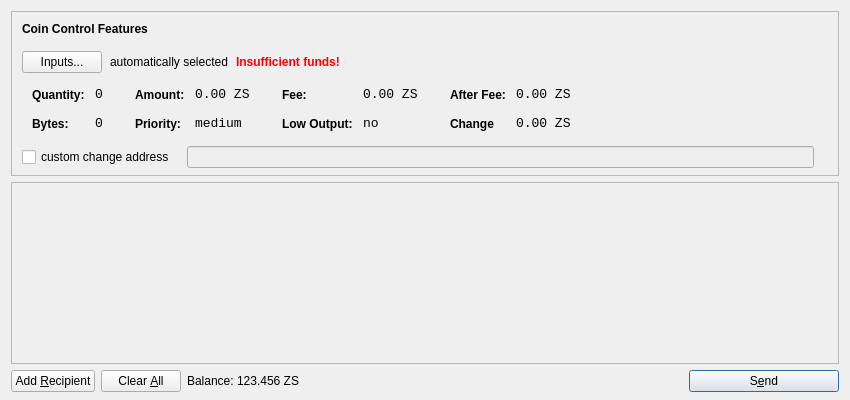
Old version of the form src/qt/forms/sendcoinsdialog.ui in the repository alexandria-io/GamerHolicCoin.
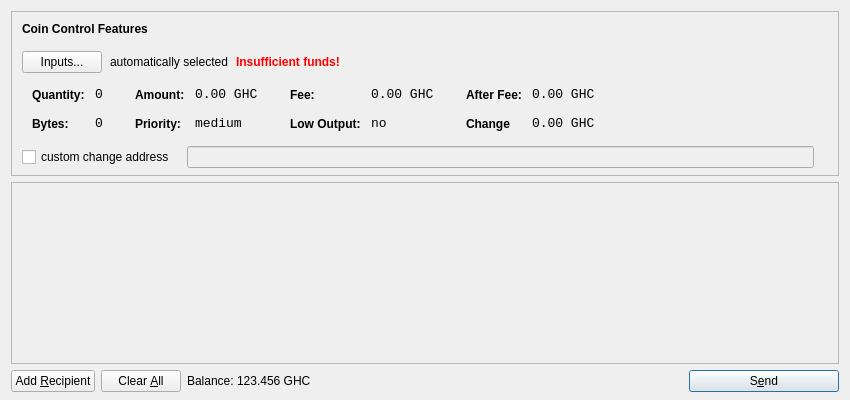
New version of the form. Icons and pictures are not drawn.

```diff
--- a/src/qt/forms/sendcoinsdialog.ui
+++ b/src/qt/forms/sendcoinsdialog.ui
@@ -321,7 +321,7 @@
                   <enum>Qt::ActionsContextMenu</enum>
                  </property>
                  <property name="text">
-                  <string>0.00 ZS</string>
+                  <string>0.00 GHC</string>
                  </property>
                  <property name="textInteractionFlags">
                   <set>Qt::LinksAccessibleByMouse|Qt::TextSelectableByKeyboard|Qt::TextSelectableByMouse</set>
@@ -407,7 +407,7 @@
                   <enum>Qt::ActionsContextMenu</enum>
                  </property>
                  <property name="text">
-                  <string>0.00 ZS</string>
+                  <string>0.00 GHC</string>
                  </property>
                  <property name="textInteractionFlags">
                   <set>Qt::LinksAccessibleByMouse|Qt::TextSelectableByKeyboard|Qt::TextSelectableByMouse</set>
@@ -493,7 +493,7 @@
                   <enum>Qt::ActionsContextMenu</enum>
                  </property>
                  <property name="text">
-                  <string>0.00 ZS</string>
+                  <string>0.00 GHC</string>
                  </property>
                  <property name="textInteractionFlags">
                   <set>Qt::LinksAccessibleByMouse|Qt::TextSelectableByKeyboard|Qt::TextSelectableByMouse</set>
@@ -525,7 +525,7 @@
                   <enum>Qt::ActionsContextMenu</enum>
                  </property>
                  <property name="text">
-                  <string>0.00 ZS</string>
+                  <string>0.00 GHC</string>
                  </property>
                  <property name="textInteractionFlags">
                   <set>Qt::LinksAccessibleByMouse|Qt::TextSelectableByKeyboard|Qt::TextSelectableByMouse</set>
@@ -732,7 +732,7 @@
           <cursorShape>IBeamCursor</cursorShape>
          </property>
          <property name="text">
-          <string>123.456 ZS</string>
+          <string>123.456 GHC</string>
          </property>
          <property name="textInteractionFlags">
           <set>Qt::LinksAccessibleByMouse|Qt::TextSelectableByKeyboard|Qt::TextSelectableByMouse</set>
```
